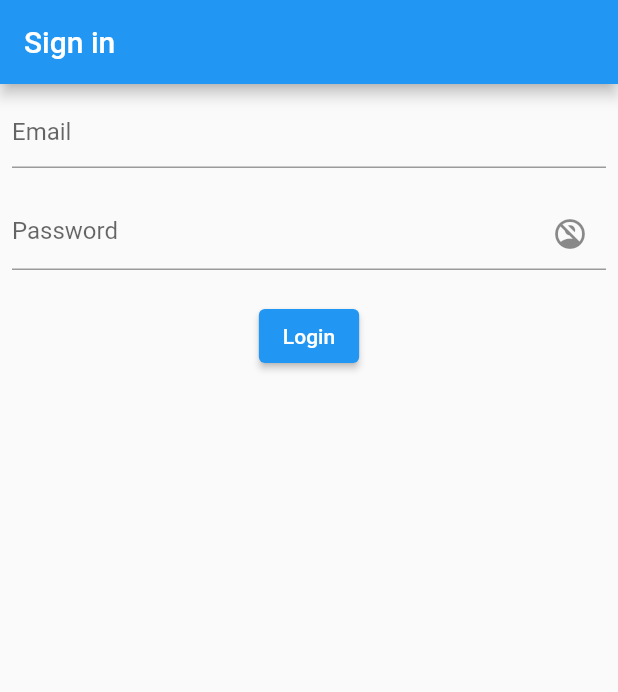
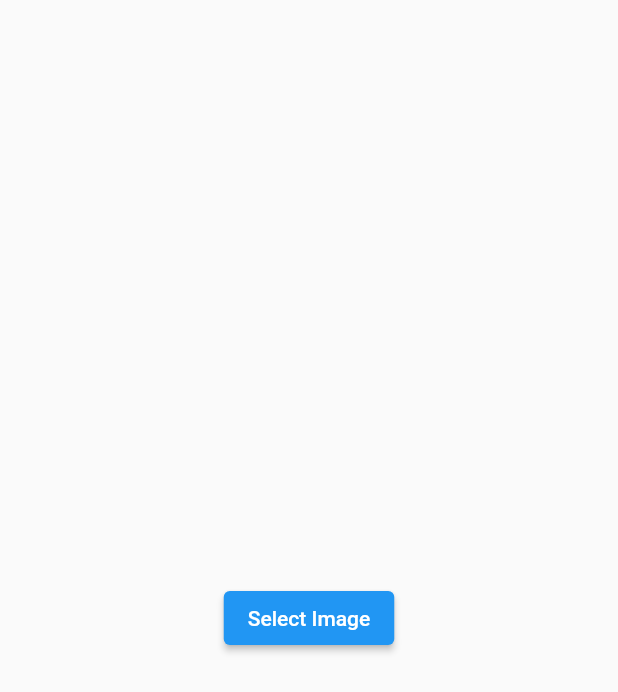
Before and after one commit to sagarkarki99/flutter_training, a Flutter app: the screen it shows after launch, on a phone screen of 412 x 824 dp. Shown: the top 692 px of the screen. Run offline on Flutter 3.47's test engine with Material 2 defaults, Android fonts, the phone set to English and light mode, and no system bars; our stand-ins replace bloc, cloud_firestore, firebase_auth, firebase_core, flutter_bloc, fluttertoast and 1 more; accounts and stored records are empty.

Commit message:
add image selection functionality

```diff
--- /dev/null
+++ b/firebase_demo/lib/Image_selection_page.dart
@@ -0,0 +1,26 @@
+import 'package:flutter/cupertino.dart';
+import 'package:flutter/material.dart';
+import 'package:image_picker/image_picker.dart';
+
+class ImageSelectionPage extends StatelessWidget {
+  const ImageSelectionPage({Key? key}) : super(key: key);
+
+  @override
+  Widget build(BuildContext context) {
+    return Scaffold(
+      body: Center(
+        child: ElevatedButton(
+          onPressed: () async {
+            final ImagePicker _picker = ImagePicker();
+            final image = await _picker.pickImage(source: ImageSource.gallery);
+            if (image == null) {
+              return;
+            }
+            print('Image name: ${image.name}');
+          },
+          child: const Text('Select Image'),
+        ),
+      ),
+    );
+  }
+}
--- a/firebase_demo/lib/main.dart
+++ b/firebase_demo/lib/main.dart
@@ -1,5 +1,6 @@
 import 'package:cloud_firestore/cloud_firestore.dart';
 import 'package:firebase_core/firebase_core.dart';
+import 'package:firebase_demo/Image_selection_page.dart';
 import 'package:firebase_demo/home_page.dart';
 import 'package:firebase_demo/login_page.dart';
 import 'package:flutter/material.dart';
@@ -21,7 +22,7 @@ class MyApp extends StatelessWidget {
       theme: ThemeData(
         primarySwatch: Colors.blue,
       ),
-      home: const LoginPage(),
+      home: const ImageSelectionPage(),
     );
   }
 }
--- a/firebase_demo/pubspec.yaml
+++ b/firebase_demo/pubspec.yaml
@@ -33,6 +33,7 @@ dependencies:
   cloud_firestore: ^3.1.12
   fluttertoast: ^8.0.9
   firebase_auth: ^3.3.15
+  image_picker: ^0.8.5
 
   # The following adds the Cupertino Icons font to your application.
   # Use with the CupertinoIcons class for iOS style icons.
```
Also changed, not shown: firebase_demo/pubspec.lock.
